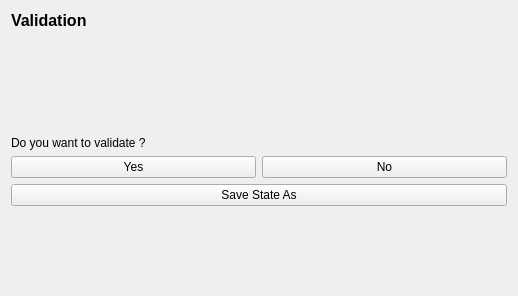
First picture: the form in forms/PageValidation.ui, repository ThomasEscalle/WombatAutoRig, before the edit.
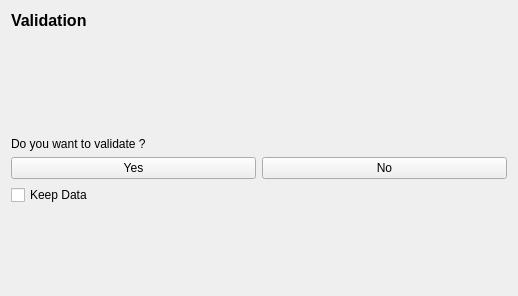
Second picture: the form after the edit.

Diff of the .ui file:
```diff
--- a/forms/PageValidation.ui
+++ b/forms/PageValidation.ui
@@ -73,9 +73,9 @@
     </layout>
    </item>
    <item>
-    <widget class="QPushButton" name="btnSaveState">
+    <widget class="QCheckBox" name="checkBox">
      <property name="text">
-      <string>Save State As</string>
+      <string>Keep Data</string>
      </property>
     </widget>
    </item>
```
Left out of the diff: 1 changed line with no effect on the pictures.
